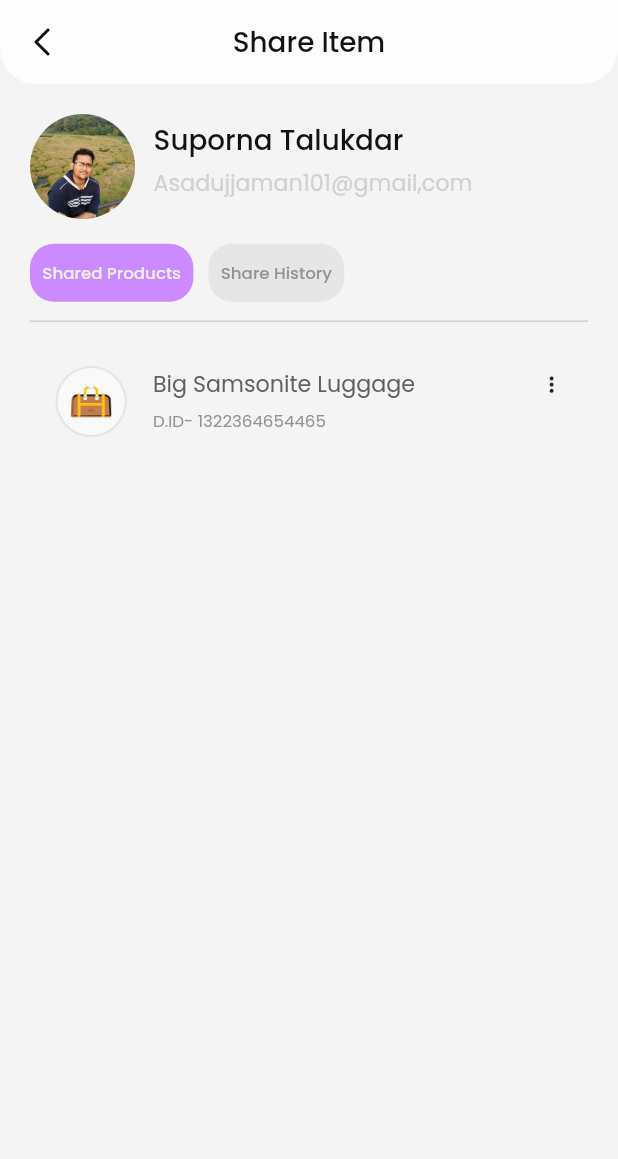
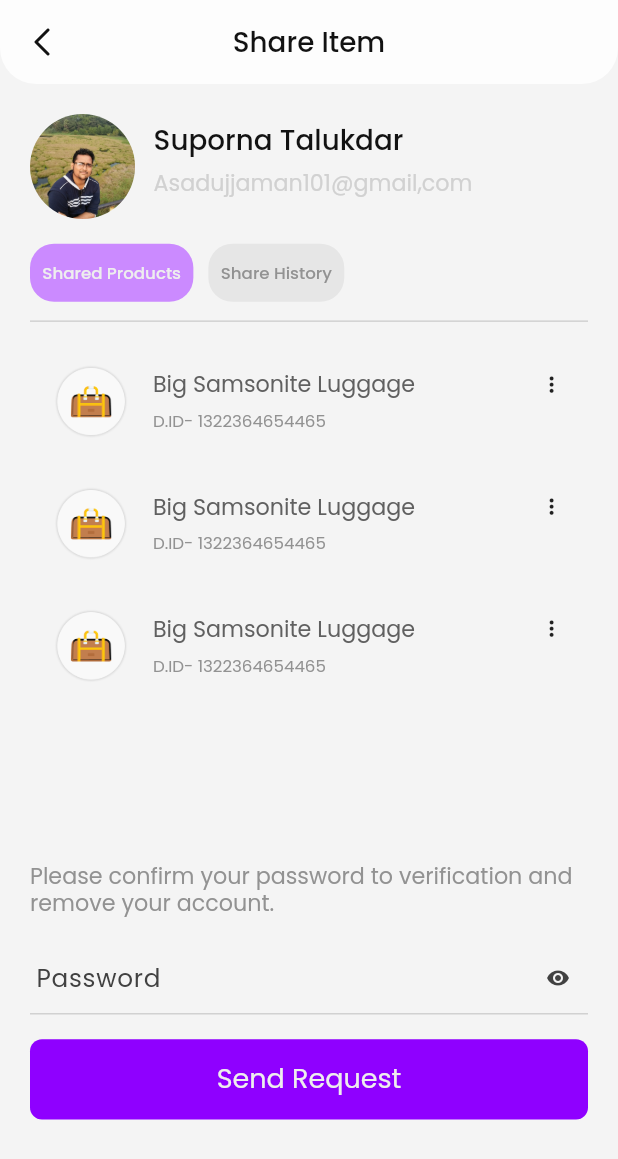
Before and after one commit to billalhossan1/luggage_tracking, a Flutter app: the screen it shows after launch, on a phone screen of 412 x 824 dp. Shown: the top 1159 px of the screen. Run offline on Flutter 3.47's test engine with Material 3 defaults, Android fonts, the phone set to English and light mode, and no system bars; our stand-ins replace flutter_svg, get.

Commit message:
shared item use ui done with out some bottom sheet

```diff
--- a/lib/screens/share_item_user_screen/share_item_user_screen.dart
+++ b/lib/screens/share_item_user_screen/share_item_user_screen.dart
@@ -8,8 +8,10 @@ import 'package:luggage_tracking/utils/app_size.dart';
 import 'package:luggage_tracking/utils/gap.dart';
 import 'package:luggage_tracking/widgets/app_image/app_image_circular.dart';
 import 'package:luggage_tracking/widgets/appbar/custom_appbar.dart';
+import 'package:luggage_tracking/widgets/button/app_button.dart';
 import 'package:luggage_tracking/widgets/divider/app_divider.dart';
 import 'package:luggage_tracking/widgets/service_widget/profile_top_widget.dart';
+import 'package:luggage_tracking/widgets/texts/app_input_widget_two.dart';
 import 'package:luggage_tracking/widgets/texts/app_text.dart';
 
 class ShareItemUserScreen extends StatelessWidget {
@@ -57,14 +59,71 @@ class ShareItemUserScreen extends StatelessWidget {
             AppDivider(),
             Obx(() {
               if (controller.selectedItem.value == 1) {
-                return TitleSubImgCard(
-                  title: "Big Samsonite Luggage",
-                  imgPath: AssetsIconsPath.instance.product3,
+                return Expanded(
+                  child: Column(
+                    children: [
+                      // List of items
+                      Expanded(
+                        child: ListView.builder(
+                          itemCount: 3,
+                          itemBuilder: (context, index) {
+                            return TitleSubImgCard(
+                              title: "Big Samsonite Luggage",
+                              imgPath: AssetsIconsPath.instance.product3,
+                            );
+                          },
+                        ),
+                      ),
+
+                      // Bottom password section
+                      Column(
+                        crossAxisAlignment: CrossAxisAlignment.start,
+                        children: [
+                          Gap(height: AppSize.width(value: 20)),
+                          AppText(
+                            data:
+                                "Please confirm your password to verification and remove your account.",
+                            fontSize: AppSize.width(value: 14),
+                            fontWeight: FontWeight.w400,
+                            color: AppColors.instance.black200,
+                          ),
+                          Gap(height: AppSize.width(value: 20)),
+                          AppInputWidgetTwo(
+                            hintText: "Password",
+                            filled: true,
+                            isPassWord: true,
+                            maxLines: 1,
+                            textInputAction: TextInputAction.done,
+                            contentPadding: EdgeInsets.symmetric(),
+                          ),
+                          Gap(height: AppSize.width(value: 20)),
+                          AppButton(title: "Send Request", titleSize: 20),
+                          Gap(height: AppSize.width(value: 60)),
+                        ],
+                      ),
+                    ],
+                  ),
                 );
               } else {
-                return TitleSubImgCard(
-                  title: "lovers vanity bag",
-                  imgPath: AssetsIconsPath.instance.product4,
+                return Expanded(
+                  child: Column(
+                    children: [
+                      // List of items
+                      Expanded(
+                        child: ListView.builder(
+                          itemCount: 3,
+                          itemBuilder: (context, index) {
+                            return TitleSubImgCard(
+                              title: "Big Samsonite Luggage",
+                              imgPath: AssetsIconsPath.instance.product3,
+                            );
+                          },
+                        ),
+                      ),
+
+                      // Bottom password section
+                    ],
+                  ),
                 );
               }
             }),
```
